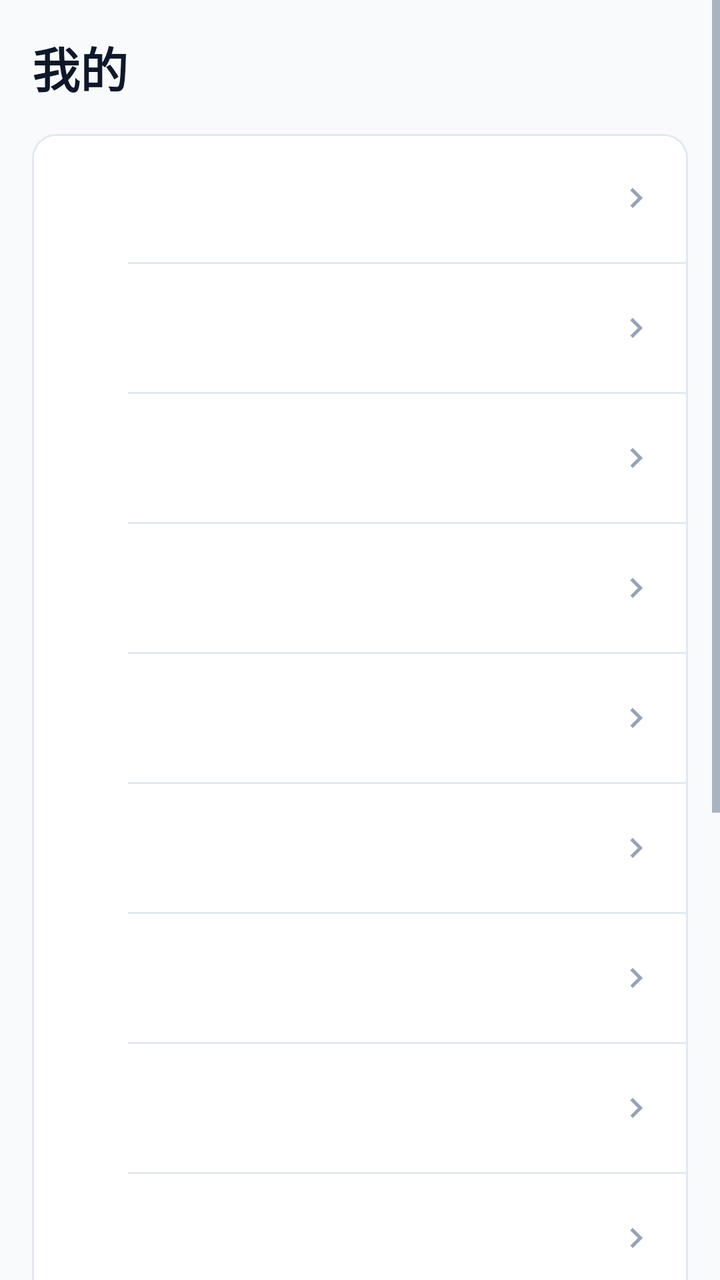
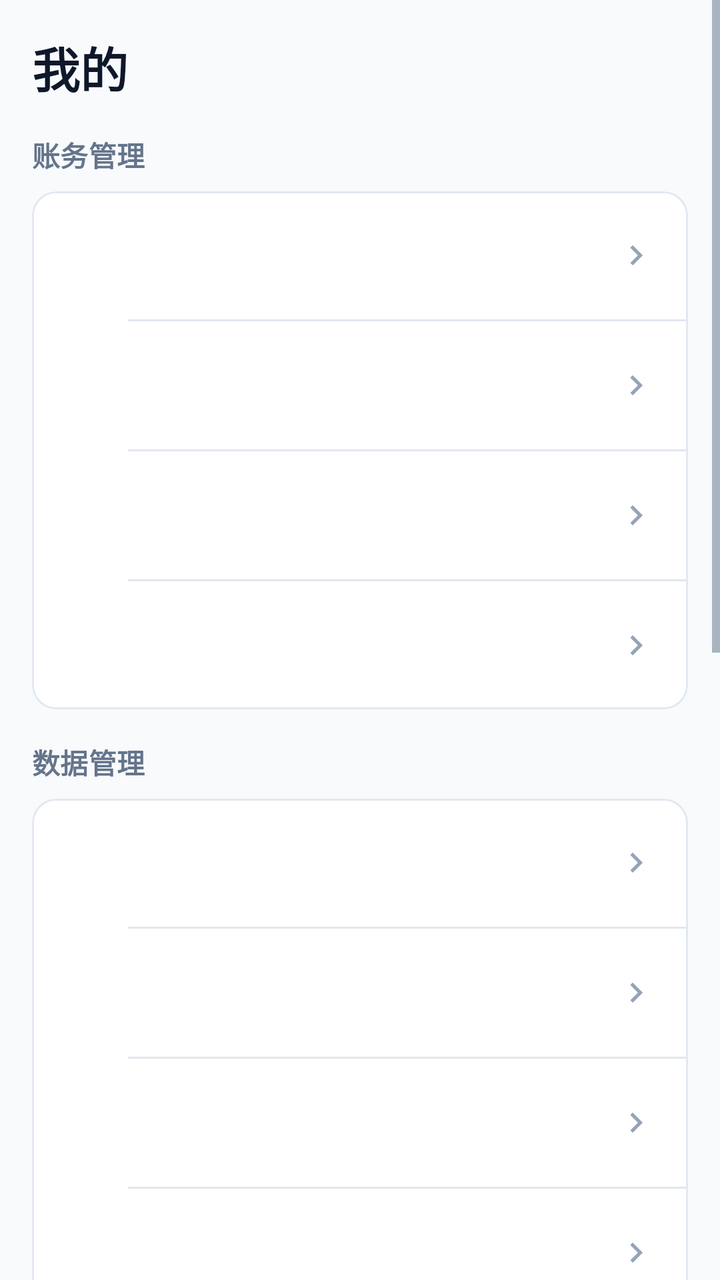

The first picture is an Android layout as it rendered before a commit; the second is the same layout after the commit. The layout source and the unified diff follow.
<!-- AndroidManifest.xml: application theme Theme.MinimalistBookkeeping -->
<!-- res/layout/fragment_mine.xml -->
<?xml version="1.0" encoding="utf-8"?>
<ScrollView xmlns:android="http://schemas.android.com/apk/res/android"
    xmlns:app="http://schemas.android.com/apk/res-auto"
    android:id="@+id/mineRoot"
    android:layout_width="match_parent"
    android:layout_height="match_parent"
    android:background="@color/background"
    android:clipToPadding="false"
    android:fillViewport="true">

    

    <LinearLayout
        android:layout_width="match_parent"
        android:layout_height="wrap_content"
        android:orientation="vertical"
        android:paddingStart="@dimen/page_margin"
        android:paddingTop="@dimen/spacing_lg"
        android:paddingEnd="@dimen/page_margin"
        android:paddingBottom="@dimen/spacing_xxl">

        <TextView
            android:layout_width="match_parent"
            android:layout_height="wrap_content"
            android:text="@string/mine_title"
            android:textAppearance="@style/TextAppearance.App.PageTitle" />

        <com.google.android.material.card.MaterialCardView
            style="@style/Widget.App.Card"
            android:layout_width="match_parent"
            android:layout_height="wrap_content"
            android:layout_marginTop="@dimen/spacing_lg"
            app:contentPadding="@dimen/spacing_none">

            <LinearLayout
                android:layout_width="match_parent"
                android:layout_height="wrap_content"
                android:orientation="vertical">

                <include
                    android:id="@+id/menuCategory"
                    layout="@layout/item_menu_row" />

                <View
                    style="@style/AppDivider"
                    android:layout_marginStart="@dimen/menu_divider_indent" />

                <include
                    android:id="@+id/menuAccount"
                    layout="@layout/item_menu_row" />

                <View
                    style="@style/AppDivider"
                    android:layout_marginStart="@dimen/menu_divider_indent" />

                <include
                    android:id="@+id/menuBudget"
                    layout="@layout/item_menu_row" />

                
                <View
                    style="@style/AppDivider"
                    android:layout_marginStart="@dimen/menu_divider_indent" />

                <include
                    android:id="@+id/menuSync"
                    layout="@layout/item_menu_row" />

                <View
                    style="@style/AppDivider"
                    android:layout_marginStart="@dimen/menu_divider_indent" />

                <include
                    android:id="@+id/menuSyncCenter"
                    layout="@layout/item_menu_row" />

                <View
                    style="@style/AppDivider"
                    android:layout_marginStart="@dimen/menu_divider_indent" />

                <include
                    android:id="@+id/menuDevice"
                    layout="@layout/item_menu_row" />

                <View
                    style="@style/AppDivider"
                    android:layout_marginStart="@dimen/menu_divider_indent" />

                <include
                    android:id="@+id/menuRecurring"
                    layout="@layout/item_menu_row" />

                <View
                    style="@style/AppDivider"
                    android:layout_marginStart="@dimen/menu_divider_indent" />

                <include
                    android:id="@+id/menuAppearance"
                    layout="@layout/item_menu_row" />

                <View
                    style="@style/AppDivider"
                    android:layout_marginStart="@dimen/menu_divider_indent" />

                <include
                    android:id="@+id/menuData"
                    layout="@layout/item_menu_row" />

                <View
                    style="@style/AppDivider"
                    android:layout_marginStart="@dimen/menu_divider_indent" />

                <include
                    android:id="@+id/menuExport"
                    layout="@layout/item_menu_row" />

                <View
                    style="@style/AppDivider"
                    android:layout_marginStart="@dimen/menu_divider_indent" />

                <include
                    android:id="@+id/menuImport"
                    layout="@layout/item_menu_row" />

                <View
                    style="@style/AppDivider"
                    android:layout_marginStart="@dimen/menu_divider_indent" />

                <include
                    android:id="@+id/menuBackup"
                    layout="@layout/item_menu_row" />

                <View
                    style="@style/AppDivider"
                    android:layout_marginStart="@dimen/menu_divider_indent" />

                <include
                    android:id="@+id/menuRestore"
                    layout="@layout/item_menu_row" />

                <View
                    style="@style/AppDivider"
                    android:layout_marginStart="@dimen/menu_divider_indent" />

                <include
                    android:id="@+id/menuAbout"
                    layout="@layout/item_menu_row" />

            </LinearLayout>

        </com.google.android.material.card.MaterialCardView>

    </LinearLayout>

</ScrollView>
<!-- res/layout/item_menu_row.xml (included above) -->
<?xml version="1.0" encoding="utf-8"?>
<LinearLayout xmlns:android="http://schemas.android.com/apk/res/android"
    xmlns:app="http://schemas.android.com/apk/res-auto"
    style="@style/AppMenuRow">

    

    <ImageView
        android:id="@+id/menuIcon"
        android:layout_width="@dimen/icon_size_sm"
        android:layout_height="@dimen/icon_size_sm"
        android:importantForAccessibility="no"
        app:tint="@color/text_secondary" />

    <LinearLayout
        android:layout_width="0dp"
        android:layout_height="wrap_content"
        android:layout_marginStart="@dimen/spacing_md"
        android:layout_weight="1"
        android:orientation="vertical">

        <TextView
            android:id="@+id/menuTitle"
            android:layout_width="match_parent"
            android:layout_height="wrap_content"
            android:maxLines="1"
            android:textAppearance="@style/TextAppearance.App.Body" />

        <TextView
            android:id="@+id/menuSubtitle"
            android:layout_width="match_parent"
            android:layout_height="wrap_content"
            android:layout_marginTop="@dimen/spacing_xxs"
            android:maxLines="1"
            android:textAppearance="@style/TextAppearance.App.Caption" />

    </LinearLayout>

    <ImageView
        android:layout_width="@dimen/icon_size_sm"
        android:layout_height="@dimen/icon_size_sm"
        android:importantForAccessibility="no"
        android:src="@drawable/ic_chevron_right"
        app:tint="@color/text_tertiary" />

</LinearLayout>
<!-- resources referenced by this layout -->
<resources>
  <color name="background">#F8FAFC</color>
  <color name="text_secondary">#64748B</color>
  <color name="text_tertiary">#94A3B8</color>
  <dimen name="icon_size_sm">20dp</dimen>
  <dimen name="menu_divider_indent">48dp</dimen>
  <dimen name="page_margin">16dp</dimen>
  <dimen name="spacing_lg">16dp</dimen>
  <dimen name="spacing_md">12dp</dimen>
  <dimen name="spacing_none">0dp</dimen>
  <dimen name="spacing_xxl">32dp</dimen>
  <dimen name="spacing_xxs">2dp</dimen>
  <string name="mine_title">我的</string>
  <style name="AppDivider">
          <item name="android:layout_width">match_parent</item>
          <item name="android:layout_height">@dimen/divider_height</item>
          <item name="android:background">@color/divider</item>
      </style>
  <style name="TextAppearance.App.Body" parent="TextAppearance.Material3.BodyLarge">
          <item name="android:textSize">@dimen/font_body</item>
          <item name="android:textColor">@color/text_primary</item>
      </style>
  <style name="TextAppearance.App.Caption" parent="TextAppearance.Material3.LabelSmall">
          <item name="android:textSize">@dimen/font_caption</item>
          <item name="android:textColor">@color/text_tertiary</item>
      </style>
  <style name="Theme.MinimalistBookkeeping" parent="Base.Theme.MinimalistBookkeeping" />
  <dimen name="divider_height">1dp</dimen>
  <color name="divider">#E2E8F0</color>
  <dimen name="menu_item_min_height">56dp</dimen>
  <dimen name="font_body">16sp</dimen>
  <color name="text_primary">#0F172A</color>
  <dimen name="font_caption">12sp</dimen>
  <dimen name="font_page_title">24sp</dimen>
  <color name="surface">#FFFFFF</color>
  <dimen name="radius_md">12dp</dimen>
  <dimen name="stroke_width">1dp</dimen>
  <style name="Base.Theme.MinimalistBookkeeping" parent="Base.V1.Theme.MinimalistBookkeeping">
          <item name="android:windowLightStatusBar" tools:targetApi="m">true</item>
          <item name="android:windowLightNavigationBar" tools:targetApi="o_mr1">true</item>
      </style>
  <color name="primary">#2563EB</color>
  <color name="text_on_primary">#FFFFFF</color>
  <color name="primary_light">#DBEAFE</color>
  <color name="primary_dark">#1D4ED8</color>
  <color name="surface_subtle">#F1F5F9</color>
  <color name="danger">#EF4444</color>
  <style name="TextAppearance.App.Display" parent="TextAppearance.Material3.DisplaySmall">
          <item name="android:textSize">@dimen/font_display</item>
          <item name="android:textColor">@color/text_primary</item>
          <item name="android:textStyle">bold</item>
      </style>
  <style name="TextAppearance.App.Secondary" parent="TextAppearance.Material3.BodyMedium">
          <item name="android:textSize">@dimen/font_secondary</item>
          <item name="android:textColor">@color/text_secondary</item>
      </style>
  <dimen name="font_display">32sp</dimen>
  <dimen name="font_section_title">18sp</dimen>
  <dimen name="font_secondary">14sp</dimen>
  <!-- unchanged entries left out for length: 6 -->
</resources>

<!-- the commit's change to res/layout/fragment_mine.xml (unified diff, before → after) -->
@@ -25,11 +25,15 @@
             android:text="@string/mine_title"
             android:textAppearance="@style/TextAppearance.App.PageTitle" />
 
-        <com.google.android.material.card.MaterialCardView
-            style="@style/Widget.App.Card"
-            android:layout_width="match_parent"
-            android:layout_height="wrap_content"
-            android:layout_marginTop="@dimen/spacing_lg"
+        
+        <TextView
+            style="@style/AppGroupLabel"
+            android:text="@string/mine_section_accounting" />
+
+        <com.google.android.material.card.MaterialCardView
+            style="@style/Widget.App.Card"
+            android:layout_width="match_parent"
+            android:layout_height="wrap_content"
             app:contentPadding="@dimen/spacing_none">
 
             <LinearLayout
@@ -54,13 +58,92 @@
                     android:layout_marginStart="@dimen/menu_divider_indent" />
 
                 <include
+                    android:id="@+id/menuRecurring"
+                    layout="@layout/item_menu_row" />
+
+                <View
+                    style="@style/AppDivider"
+                    android:layout_marginStart="@dimen/menu_divider_indent" />
+
+                <include
                     android:id="@+id/menuBudget"
                     layout="@layout/item_menu_row" />
 
-                
-                <View
-                    style="@style/AppDivider"
-                    android:layout_marginStart="@dimen/menu_divider_indent" />
+            </LinearLayout>
+
+        </com.google.android.material.card.MaterialCardView>
+
+        
+        <TextView
+            style="@style/AppGroupLabel"
+            android:text="@string/mine_section_data" />
+
+        <com.google.android.material.card.MaterialCardView
+            style="@style/Widget.App.Card"
+            android:layout_width="match_parent"
+            android:layout_height="wrap_content"
+            app:contentPadding="@dimen/spacing_none">
+
+            <LinearLayout
+                android:layout_width="match_parent"
+                android:layout_height="wrap_content"
+                android:orientation="vertical">
+
+                <include
+                    android:id="@+id/menuData"
+                    layout="@layout/item_menu_row" />
+
+                <View
+                    style="@style/AppDivider"
+                    android:layout_marginStart="@dimen/menu_divider_indent" />
+
+                <include
+                    android:id="@+id/menuImport"
+                    layout="@layout/item_menu_row" />
+
+                <View
+                    style="@style/AppDivider"
+                    android:layout_marginStart="@dimen/menu_divider_indent" />
+
+                <include
+                    android:id="@+id/menuExport"
+                    layout="@layout/item_menu_row" />
+
+                <View
+                    style="@style/AppDivider"
+                    android:layout_marginStart="@dimen/menu_divider_indent" />
+
+                <include
+                    android:id="@+id/menuBackup"
+                    layout="@layout/item_menu_row" />
+
+                <View
+                    style="@style/AppDivider"
+                    android:layout_marginStart="@dimen/menu_divider_indent" />
+
+                <include
+                    android:id="@+id/menuRestore"
+                    layout="@layout/item_menu_row" />
+
+            </LinearLayout>
+
+        </com.google.android.material.card.MaterialCardView>
+
+        
+        <TextView
+            style="@style/AppGroupLabel"
+            android:text="@string/mine_section_sync" />
+
+        <com.google.android.material.card.MaterialCardView
+            style="@style/Widget.App.Card"
+            android:layout_width="match_parent"
+            android:layout_height="wrap_content"
+            app:contentPadding="@dimen/spacing_none">
+
+            <LinearLayout
+                android:layout_width="match_parent"
+                android:layout_height="wrap_content"
+                android:orientation="vertical">
 
                 <include
                     android:id="@+id/menuSync"
@@ -74,73 +157,73 @@
                     android:id="@+id/menuSyncCenter"
                     layout="@layout/item_menu_row" />
 
-                <View
-                    style="@style/AppDivider"
-                    android:layout_marginStart="@dimen/menu_divider_indent" />
+            </LinearLayout>
+
+        </com.google.android.material.card.MaterialCardView>
+
+        
+        <TextView
+            style="@style/AppGroupLabel"
+            android:text="@string/mine_section_appearance" />
+
+        <com.google.android.material.card.MaterialCardView
+            style="@style/Widget.App.Card"
+            android:layout_width="match_parent"
+            android:layout_height="wrap_content"
+            app:contentPadding="@dimen/spacing_none">
+
+            <LinearLayout
+                android:layout_width="match_parent"
+                android:layout_height="wrap_content"
+                android:orientation="vertical">
+
+                <include
+                    android:id="@+id/menuAppearance"
+                    layout="@layout/item_menu_row" />
+
+            </LinearLayout>
+
+        </com.google.android.material.card.MaterialCardView>
+
+        
+        <TextView
+            style="@style/AppGroupLabel"
+            android:text="@string/mine_section_security" />
+
+        <com.google.android.material.card.MaterialCardView
+            style="@style/Widget.App.Card"
+            android:layout_width="match_parent"
+            android:layout_height="wrap_content"
+            app:contentPadding="@dimen/spacing_none">
+
+            <LinearLayout
+                android:layout_width="match_parent"
+                android:layout_height="wrap_content"
+                android:orientation="vertical">
 
                 <include
                     android:id="@+id/menuDevice"
                     layout="@layout/item_menu_row" />
 
-                <View
-                    style="@style/AppDivider"
-                    android:layout_marginStart="@dimen/menu_divider_indent" />
-
-                <include
-                    android:id="@+id/menuRecurring"
-                    layout="@layout/item_menu_row" />
-
-                <View
-                    style="@style/AppDivider"
-                    android:layout_marginStart="@dimen/menu_divider_indent" />
-
-                <include
-                    android:id="@+id/menuAppearance"
-                    layout="@layout/item_menu_row" />
-
-                <View
-                    style="@style/AppDivider"
-                    android:layout_marginStart="@dimen/menu_divider_indent" />
-
-                <include
-                    android:id="@+id/menuData"
-                    layout="@layout/item_menu_row" />
-
-                <View
-                    style="@style/AppDivider"
-                    android:layout_marginStart="@dimen/menu_divider_indent" />
-
-                <include
-                    android:id="@+id/menuExport"
-                    layout="@layout/item_menu_row" />
-
-                <View
-                    style="@style/AppDivider"
-                    android:layout_marginStart="@dimen/menu_divider_indent" />
-
-                <include
-                    android:id="@+id/menuImport"
-                    layout="@layout/item_menu_row" />
-
-                <View
-                    style="@style/AppDivider"
-                    android:layout_marginStart="@dimen/menu_divider_indent" />
-
-                <include
-                    android:id="@+id/menuBackup"
-                    layout="@layout/item_menu_row" />
-
-                <View
-                    style="@style/AppDivider"
-                    android:layout_marginStart="@dimen/menu_divider_indent" />
-
-                <include
-                    android:id="@+id/menuRestore"
-                    layout="@layout/item_menu_row" />
-
-                <View
-                    style="@style/AppDivider"
-                    android:layout_marginStart="@dimen/menu_divider_indent" />
+            </LinearLayout>
+
+        </com.google.android.material.card.MaterialCardView>
+
+        
+        <TextView
+            style="@style/AppGroupLabel"
+            android:text="@string/mine_section_about" />
+
+        <com.google.android.material.card.MaterialCardView
+            style="@style/Widget.App.Card"
+            android:layout_width="match_parent"
+            android:layout_height="wrap_content"
+            app:contentPadding="@dimen/spacing_none">
+
+            <LinearLayout
+                android:layout_width="match_parent"
+                android:layout_height="wrap_content"
+                android:orientation="vertical">
 
                 <include
                     android:id="@+id/menuAbout"
<!-- resource entries referenced after the edit -->
@@ -11,11 +11,23 @@
   <dimen name="spacing_none">0dp</dimen>
   <dimen name="spacing_xxl">32dp</dimen>
   <dimen name="spacing_xxs">2dp</dimen>
+  <string name="mine_section_about">关于</string>
+  <string name="mine_section_accounting">账务管理</string>
+  <string name="mine_section_appearance">外观与个性化</string>
+  <string name="mine_section_data">数据管理</string>
+  <string name="mine_section_security">账户与安全</string>
+  <string name="mine_section_sync">同步与云服务</string>
   <string name="mine_title">我的</string>
   <style name="AppDivider">
           <item name="android:layout_width">match_parent</item>
           <item name="android:layout_height">@dimen/divider_height</item>
           <item name="android:background">@color/divider</item>
+      </style>
+  <style name="AppGroupLabel" parent="TextAppearance.App.GroupLabel">
+          <item name="android:layout_width">match_parent</item>
+          <item name="android:layout_height">wrap_content</item>
+          <item name="android:layout_marginTop">@dimen/spacing_lg</item>
+          <item name="android:layout_marginBottom">@dimen/spacing_sm</item>
       </style>
   <style name="TextAppearance.App.Body" parent="TextAppearance.Material3.BodyLarge">
           <item name="android:textSize">@dimen/font_body</item>
@@ -28,6 +40,12 @@
   <style name="Theme.MinimalistBookkeeping" parent="Base.Theme.MinimalistBookkeeping" />
   <dimen name="divider_height">1dp</dimen>
   <color name="divider">#E2E8F0</color>
+  <style name="TextAppearance.App.GroupLabel" parent="TextAppearance.Material3.LabelLarge">
+          <item name="android:textSize">@dimen/font_secondary</item>
+          <item name="android:textColor">@color/text_secondary</item>
+          <item name="android:textStyle">bold</item>
+      </style>
+  <dimen name="spacing_sm">8dp</dimen>
   <dimen name="menu_item_min_height">56dp</dimen>
   <dimen name="font_body">16sp</dimen>
   <color name="text_primary">#0F172A</color>
